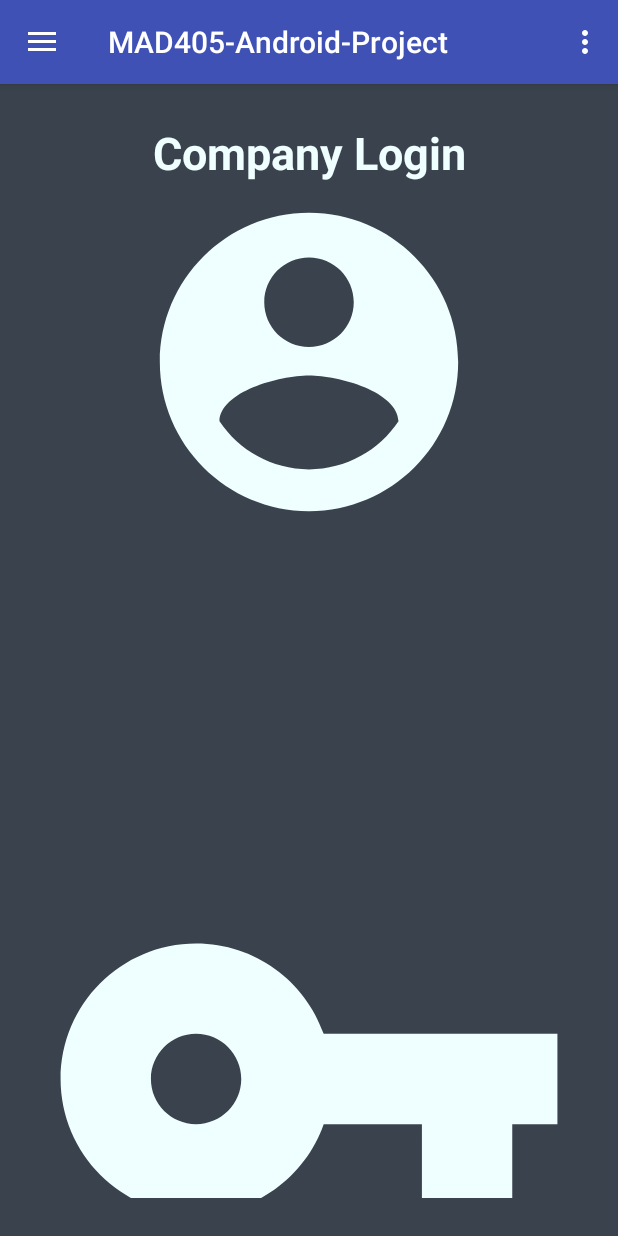
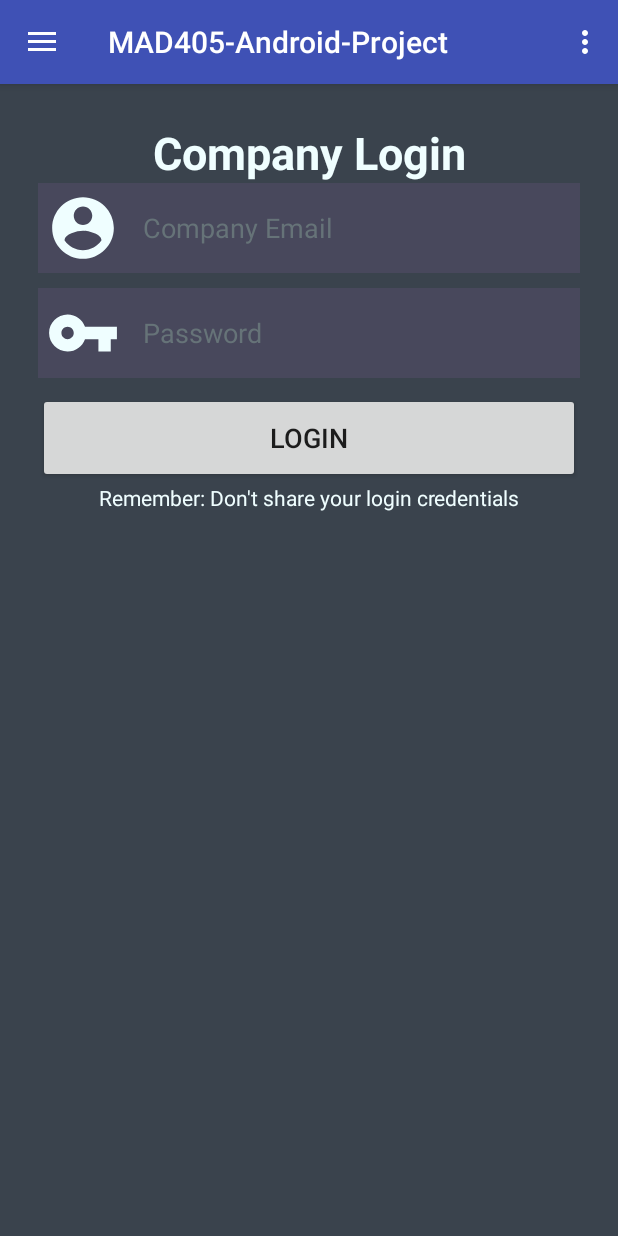
Before and after one commit to pawslaw/MAD405-Android-Project, an Android app: the screen it shows after launch (MainActivity), on a phone screen of 412 x 824 dp. Run offline under Robolectric (Android 15) with nearby library versions, the phone set to English and light mode, and no system bars.

Commit message:
Fixed login screen proportions

```diff
--- a/app/build.gradle
+++ b/app/build.gradle
@@ -24,8 +24,8 @@ dependencies {
     androidTestCompile('com.android.support.test.espresso:espresso-core:2.2.2', {
         exclude group: 'com.android.support', module: 'support-annotations'
     })
-    compile 'com.android.support:appcompat-v7:25.3.1'
-    compile 'com.android.support:design:25.3.1'
-    compile 'com.android.support:support-v4:25.3.1'
+    compile 'com.android.support:appcompat-v7:25.1.0'
+    compile 'com.android.support:design:25.1.0'
+    compile 'com.android.support:support-v4:25.1.0'
     testCompile 'junit:junit:4.12'
 }
--- a/app/src/main/res/layout/fragment_login.xml
+++ b/app/src/main/res/layout/fragment_login.xml
@@ -27,16 +27,31 @@
             android:textSize="30sp"
             android:textColor="@color/frostbite" />
 
+        <LinearLayout
+            android:orientation="vertical"
+            android:layout_width="match_parent"
+            android:layout_height="wrap_content">
+
+            <GridLayout
+                android:layout_width="match_parent"
+                android:layout_height="match_parent"
+                android:layout_marginBottom="10dp">
+
                 <ImageView
                     app:srcCompat="@drawable/ic_account_circle_black_24dp"
                     android:id="@+id/accountImage"
-            android:layout_weight="1"
-            android:layout_gravity="center_vertical"
-            android:layout_height="match_parent"
-            android:layout_marginLeft="10dp"
-            android:layout_marginRight="10dp"
-            android:layout_width="match_parent"
-            android:tint="@color/frostbite" />
+                    android:layout_gravity="center"
+                    android:tint="@color/frostbite"
+                    android:maxHeight="60dp"
+                    android:maxWidth="60dp"
+                    android:layout_column="0"
+                    android:layout_row="0"
+                    android:background="@color/graphite"
+                    android:layout_margin="0dp"
+                    android:layout_width="60dp"
+                    android:layout_height="60dp"
+                    android:padding="5dp"
+                    android:src="@drawable/ic_account_circle_black_24dp" />
 
                 <EditText
                     android:layout_width="match_parent"
@@ -50,14 +65,33 @@
                     android:textSize="18sp"
                     android:textColorLink="@color/icicle"
                     android:background="@color/graphite"
-            android:layout_weight="1" />
+                    android:layout_weight="1"
+                    android:layout_column="1"
+                    android:layout_row="0"
+                    android:paddingLeft="10dp" />
+
+            </GridLayout>
+
+            <GridLayout
+                android:layout_width="match_parent"
+                android:layout_height="match_parent"
+                android:layout_marginBottom="10dp">
 
                 <ImageView
-            android:layout_height="match_parent"
                     app:srcCompat="@drawable/ic_vpn_key_black_24dp"
                     android:id="@+id/passwordImage"
-            android:layout_width="match_parent"
-            android:tint="@color/frostbite" />
+                    android:tint="@color/frostbite"
+                    android:layout_column="0"
+                    android:layout_row="0"
+                    android:maxHeight="60dp"
+                    android:maxWidth="60dp"
+                    android:layout_gravity="center"
+                    android:background="@color/graphite"
+                    android:layout_margin="0dp"
+                    android:layout_width="60dp"
+                    android:layout_height="60dp"
+                    android:padding="5dp"
+                    android:src="@drawable/ic_vpn_key_black_24dp" />
 
                 <EditText
                     android:layout_width="match_parent"
@@ -70,7 +104,13 @@
                     android:textColorHint="@color/nevada"
                     android:textSize="18sp"
                     android:textColorLink="@color/icicle"
-            android:background="@color/graphite" />
+                    android:background="@color/graphite"
+                    android:layout_column="1"
+                    android:layout_row="0"
+                    android:padding="10dp" />
+            </GridLayout>
+
+        </LinearLayout>
 
         <Button
             android:text="Login"
```
Lines whose indentation alone changed are shown as unchanged.
